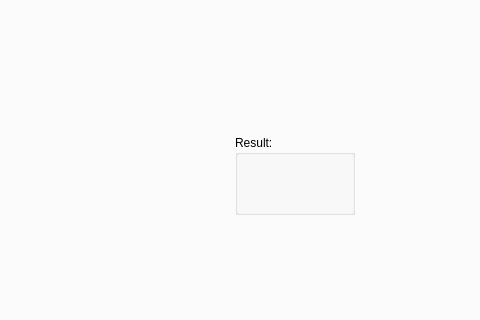
First picture: the form in Qt_PP_1819_GUI/mainwindow.ui, repository 0xanselm-priv/prg2-pr_milestone1, before the edit; both pictures show x 358 to 838 and y 232 to 552 of the 941 by 717 pixel window.
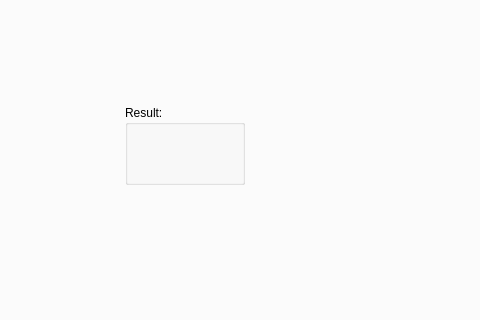
Second picture: the form after the edit.

```diff
--- a/Qt_PP_1819_GUI/mainwindow.ui
+++ b/Qt_PP_1819_GUI/mainwindow.ui
@@ -415,8 +415,8 @@
        <widget class="QGroupBox" name="mat3_display_groupBox">
         <property name="geometry">
          <rect>
-          <x>580</x>
-          <y>330</y>
+          <x>470</x>
+          <y>300</y>
           <width>120</width>
           <height>80</height>
          </rect>
```
